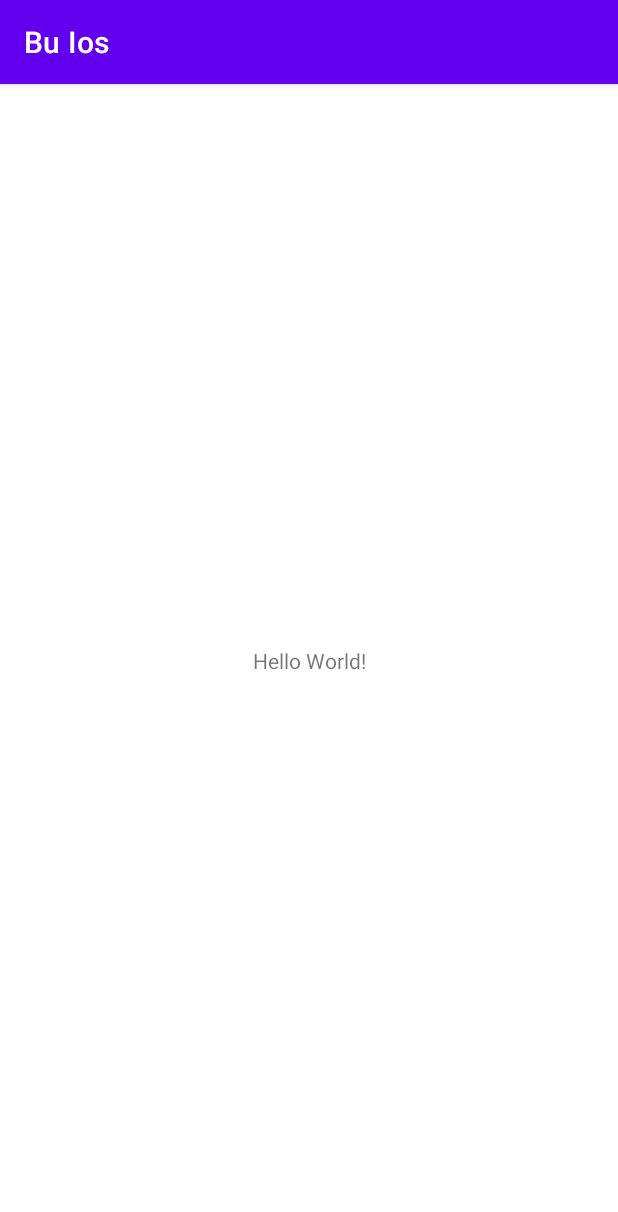
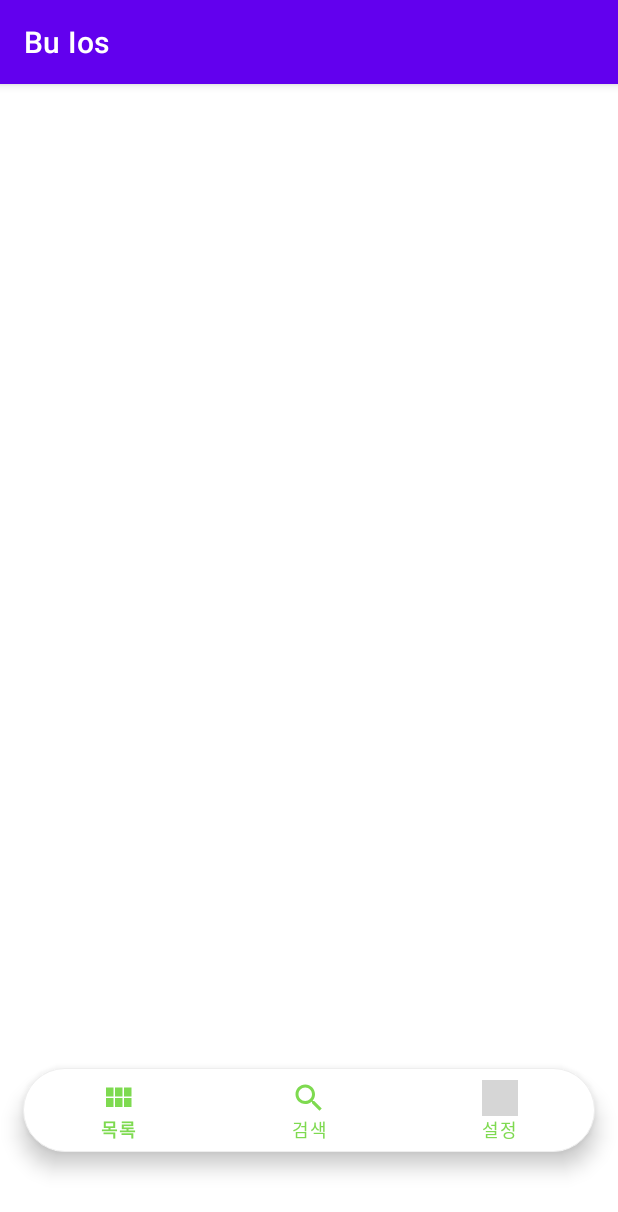
Before and after one commit to BU-IOS/buios, an Android app: the screen it shows after launch (MainActivity), on a phone screen of 412 x 824 dp. Shown: the top 1212 px of the screen. Run offline under Robolectric (Android 15) with nearby library versions, the phone set to English and light mode, and no system bars; grey boxes are pictures that could not be loaded.

Commit message:
activity_main에 사용할 하단 네비게이션 추가
- bottom_navigation_menu : 하단 네비게이션에서 사용할 메뉴
- navigate_bar : 하단 네비게이션 shape 설정

```diff
--- /dev/null
+++ b/app/src/main/res/drawable/navigate_bar.xml
@@ -0,0 +1,20 @@
+<?xml version="1.0" encoding="utf-8"?>
+
+<shape xmlns:android="http://schemas.android.com/apk/res/android"
+  android:shape="rectangle">
+
+  <solid
+    android:color="@color/white"
+    />
+
+  <stroke
+    android:width="0.5dp"
+    android:color="@color/border"
+    />
+
+
+  <corners
+    android:radius="30dp"
+    />
+
+</shape>
--- a/app/src/main/res/layout/activity_main.xml
+++ b/app/src/main/res/layout/activity_main.xml
@@ -4,14 +4,31 @@
   xmlns:tools="http://schemas.android.com/tools"
   android:layout_width="match_parent"
   android:layout_height="match_parent"
+  android:orientation="vertical"
   tools:context=".MainActivity">
-  <TextView
-    android:layout_width="wrap_content"
+
+  <FrameLayout
+    android:id="@+id/main_layout"
+    android:layout_width="match_parent"
+    android:layout_height="match_parent"
+    android:layout_marginBottom="?attr/actionBarSize"
+    />
+
+  <com.google.android.material.bottomnavigation.BottomNavigationView
+    android:id="@+id/bottom_navigation"
+    android:layout_width="match_parent"
     android:layout_height="wrap_content"
-    android:text="Hello World!"
-    app:layout_constraintBottom_toBottomOf="parent"
-    app:layout_constraintLeft_toLeftOf="parent"
-    app:layout_constraintRight_toRightOf="parent"
-    app:layout_constraintTop_toTopOf="parent" />
+    android:layout_gravity="bottom"
+    android:layout_marginLeft="15dp"
+    android:layout_marginRight="15dp"
+    app:menu="@menu/bottom_navigation_menu"
+    app:itemIconTint="@color/green_2"
+    app:itemTextColor="@color/green_2"
+    android:background="@drawable/navigate_bar"
+    app:layout_constraintBottom_toBottomOf="@+id/main_layout"
+    app:layout_constraintEnd_toEndOf="parent"
+    app:layout_constraintHorizontal_bias="0.0"
+    app:layout_constraintStart_toStartOf="parent" />
+
 
 </androidx.constraintlayout.widget.ConstraintLayout>
--- /dev/null
+++ b/app/src/main/res/menu/bottom_navigation_menu.xml
@@ -0,0 +1,32 @@
+<?xml version="1.0" encoding="utf-8"?>
+<menu xmlns:android="http://schemas.android.com/apk/res/android"
+  xmlns:app="http://schemas.android.com/apk/res-auto" >
+  <item
+    android:id="@+id/nav1"
+    app:showAsAction="always"
+    android:icon="@drawable/ic_view_module"
+    android:iconTint="@color/white"
+    android:enabled="true"
+    android:checked="true"
+    android:title="목록"
+    />
+
+  <item
+    android:id="@+id/nav2"
+    app:showAsAction="always"
+    android:icon="@drawable/ic_search"
+    android:iconTint="@color/white"
+    android:enabled="true"
+    android:title="검색"
+    />
+
+  <item
+    android:id="@+id/nav3"
+    app:showAsAction="always"
+    android:icon="@drawable/ic_settings"
+    android:iconTint="@color/white"
+    android:enabled="true"
+    android:title="설정"
+    />
+
+</menu>
```
